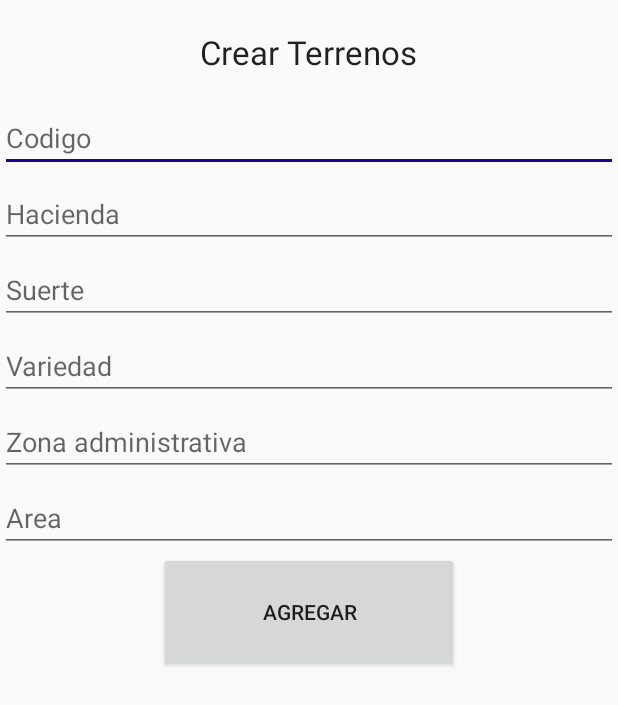
After one commit to diegoochoac/AgrumConcentrador, an Android app: the layout menu_fragment_crearterreno.xml on its own in the app's theme, with its tools: preview values and no code run, on a phone screen of 412 x 824 dp. The commit adds this screen. Shown: the top 705 px of the screen. Run offline under Robolectric (Android 15) with nearby library versions, the phone set to English and light mode, and no system bars.

```diff
--- a/app/src/main/java/com/concentrador/agrum/agrumconcentrador/NavigationViewActivity.java
+++ b/app/src/main/java/com/concentrador/agrum/agrumconcentrador/NavigationViewActivity.java
@@ -7,6 +7,7 @@ import android.support.v7.app.AppCompatActivity;
 import android.support.v7.widget.Toolbar;
 import android.util.Log;
 
+import com.concentrador.agrum.agrumconcentrador.fragments.MenuCrearContratista;
 import com.concentrador.agrum.agrumconcentrador.fragments.MenuFragment1;
 import com.concentrador.agrum.agrumconcentrador.fragments.MenuFragment2;
 import com.concentrador.agrum.agrumconcentrador.fragments.MenuFragment3;
@@ -31,6 +32,10 @@ public class NavigationViewActivity extends AppCompatActivity{
         Fragment fragment = null;
 
         switch (fragment_receiver){
+            case "menu0":
+                fragment = new MenuCrearContratista();
+                fragmentTransaction = true;
+                break;
             case "menu1":
                 fragment = new MenuFragment1();
                 fragmentTransaction = true;
--- a/app/src/main/java/com/concentrador/agrum/agrumconcentrador/database/Terreno.java
+++ b/app/src/main/java/com/concentrador/agrum/agrumconcentrador/database/Terreno.java
@@ -20,7 +20,7 @@ public class Terreno implements Serializable {
     @DatabaseField
     private String Cod;
 
-    @DatabaseField(columnName = HACIENDA)
+    @DatabaseField
     private String Hacienda;
 
     @DatabaseField
--- a/app/src/main/java/com/concentrador/agrum/agrumconcentrador/fragments/MenuFragment1.java
+++ b/app/src/main/java/com/concentrador/agrum/agrumconcentrador/fragments/MenuFragment1.java
@@ -40,7 +40,7 @@ public class MenuFragment1 extends Fragment implements OnClickListener {
     public View onCreateView(LayoutInflater inflater, ViewGroup container,
                              Bundle savedInstanceState) {
         // Inflate the layout for this fragment
-        View rootview = inflater.inflate(R.layout.menu_fragment1, container, false);
+        View rootview = inflater.inflate(R.layout.menu_fragment_crearusuario, container, false);
         inicializarComponentes(rootview);
         return rootview;
     }
@@ -132,8 +132,4 @@ public class MenuFragment1 extends Fragment implements OnClickListener {
         }
     }
 
-
-
-
-
 }
--- a/app/src/main/java/com/concentrador/agrum/agrumconcentrador/fragments/MenuFragment2.java
+++ b/app/src/main/java/com/concentrador/agrum/agrumconcentrador/fragments/MenuFragment2.java
@@ -8,14 +8,12 @@ import android.view.View;
 import android.view.ViewGroup;
 import android.widget.Button;
 import android.widget.EditText;
-import android.widget.ImageView;
 import android.view.View.OnClickListener;
 import android.widget.Toast;
 
 import com.concentrador.agrum.agrumconcentrador.R;
 import com.concentrador.agrum.agrumconcentrador.database.DatabaseHelper;
 import com.concentrador.agrum.agrumconcentrador.database.Terreno;
-import com.concentrador.agrum.agrumconcentrador.database.Usuario;
 import com.j256.ormlite.android.apptools.OpenHelperManager;
 import com.j256.ormlite.dao.Dao;
 
@@ -39,7 +37,7 @@ public class MenuFragment2 extends Fragment implements OnClickListener{
     public View onCreateView(LayoutInflater inflater, ViewGroup container,
                              Bundle savedInstanceState) {
         // Inflate the layout for this fragment
-        View rootview = inflater.inflate(R.layout.menu_fragment2, container, false);
+        View rootview = inflater.inflate(R.layout.menu_fragment_crearterreno, container, false);
         inicializarComponentes(rootview);
         return rootview;
     }
--- /dev/null
+++ b/app/src/main/res/layout/menu_fragment_crearterreno.xml
@@ -0,0 +1,82 @@
+<FrameLayout xmlns:android="http://schemas.android.com/apk/res/android"
+    xmlns:tools="http://schemas.android.com/tools" android:layout_width="match_parent"
+    android:layout_height="match_parent"
+    tools:context=".fragments.MenuFragment1">
+
+
+    <ScrollView
+        android:layout_width="match_parent"
+        android:layout_height="match_parent"
+        android:id="@+id/scrollView2" >
+
+        <LinearLayout
+            android:orientation="vertical"
+            android:layout_width="match_parent"
+            android:layout_height="match_parent">
+
+            <TextView
+                android:layout_width="wrap_content"
+                android:layout_height="wrap_content"
+                android:textAppearance="?android:attr/textAppearanceLarge"
+                android:text="Crear Terrenos"
+                android:id="@+id/textView3"
+                android:layout_gravity="center_horizontal"
+                android:layout_marginTop="20dp" />
+
+            <EditText
+                android:layout_width="fill_parent"
+                android:layout_height="wrap_content"
+                android:inputType="number"
+                android:ems="10"
+                android:id="@+id/cmpCodigo"
+                android:layout_marginTop="20dp"
+                android:hint="Codigo" />
+
+            <EditText
+                android:layout_width="match_parent"
+                android:layout_height="wrap_content"
+                android:id="@+id/cmpHacienda"
+                android:layout_marginTop="5dp"
+                android:hint="Hacienda" />
+
+            <EditText
+                android:layout_width="match_parent"
+                android:layout_height="wrap_content"
+                android:id="@+id/cmpSuerte"
+                android:layout_marginTop="5dp"
+                android:hint="Suerte" />
+
+            <EditText
+                android:layout_width="match_parent"
+                android:layout_height="wrap_content"
+                android:id="@+id/cmpVariedad"
+                android:layout_marginTop="5dp"
+                android:hint="Variedad" />
+
+            <EditText
+                android:layout_width="match_parent"
+                android:layout_height="wrap_content"
+                android:id="@+id/cmpZona"
+                android:layout_marginTop="5dp"
+                android:hint="Zona administrativa" />
+
+            <EditText
+                android:layout_width="match_parent"
+                android:layout_height="wrap_content"
+                android:inputType="number"
+                android:ems="10"
+                android:id="@+id/cmpArea"
+                android:layout_marginTop="5dp"
+                android:hint="Area" />
+
+            <Button
+                android:layout_width="200dp"
+                android:layout_height="80dp"
+                android:text="Agregar"
+                android:id="@+id/btnAgregarTerreno"
+                android:layout_gravity="center_horizontal" />
+
+        </LinearLayout>
+    </ScrollView>
+
+</FrameLayout>
--- a/app/src/main/res/menu/menu_navview.xml
+++ b/app/src/main/res/menu/menu_navview.xml
@@ -1,6 +1,10 @@
 <?xml version="1.0" encoding="utf-8"?>
 <menu xmlns:android="http://schemas.android.com/apk/res/android">
     <group android:checkableBehavior="single">
+        <item
+            android:id="@+id/menu_seccion_0"
+            android:icon="@drawable/ic_menu"
+            android:title="@string/seccion_0"/>
         <item
             android:id="@+id/menu_seccion_1"
             android:icon="@drawable/ic_menu"
--- a/app/src/main/res/values/strings.xml
+++ b/app/src/main/res/values/strings.xml
@@ -1,6 +1,8 @@
 <resources>
     <string name="app_name">AgrumConcentrador</string>
     <string name="usuario">Usuario</string>
+
+    <string name="seccion_0">Crear Contratista</string>
     <string name="seccion_1">Crear Usuario</string>
     <string name="seccion_2">Crear Terreno</string>
     <string name="seccion_3">Administrar</string>
```
Also changed, not shown: app/src/main/java/com/concentrador/agrum/agrumconcentrador/MainActivity.java (+7 -0 lines), app/src/main/java/com/concentrador/agrum/agrumconcentrador/database/Contratista.java (+39 -1 lines), app/src/main/java/com/concentrador/agrum/agrumconcentrador/database/DatabaseHelper.java (+10 -0 lines), app/src/main/java/com/concentrador/agrum/agrumconcentrador/fragments/MenuCrearContratista.java (added, +96 -0 lines), app/src/main/java/com/concentrador/agrum/agrumconcentrador/fragments/MenuFragment3.java (+27 -2 lines), app/src/main/java/com/concentrador/agrum/agrumconcentrador/utils/ContratistaAdapter.java (added, +63 -0 lines), app/src/main/res/layout/menu_fragment2.xml (deleted, +0 -76 lines), app/src/main/res/layout/menu_fragment3.xml (+16 -4 lines), app/src/main/res/layout/menu_fragment_crearcontratista.xml (added, +48 -0 lines), app/src/main/res/raw/ormlite_config.txt (+17 -1 lines), app/src/main/res/layout/menu_fragment_crearusuario.xml (renamed from app/src/main/res/layout/menu_fragment1.xml).
